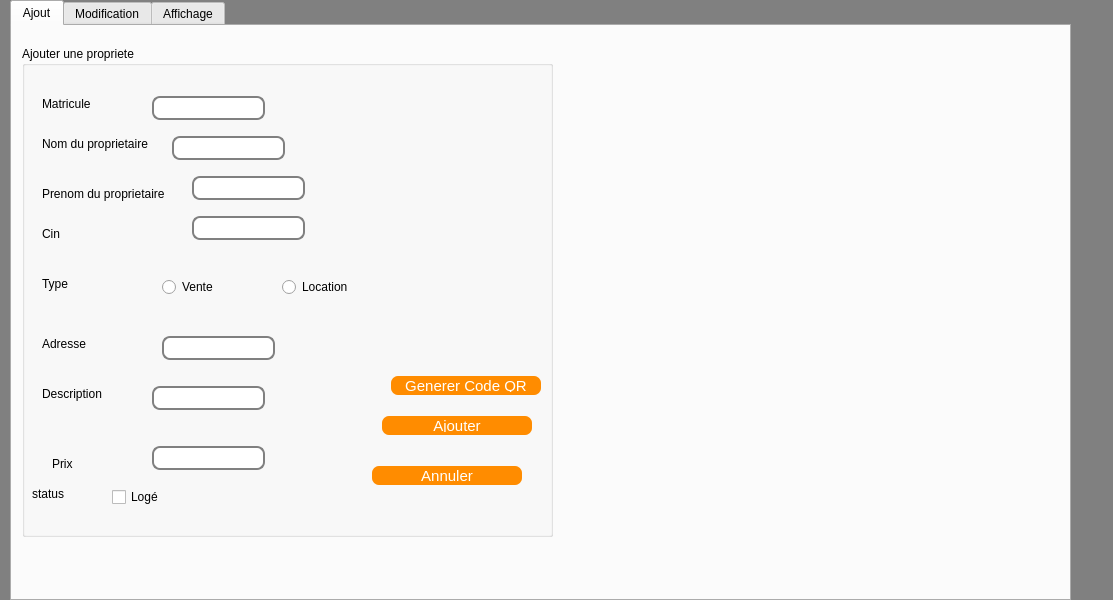
Old version of the form mainwindow.ui in the repository YoussefRais12/Agence-Immobiliere-2A5.
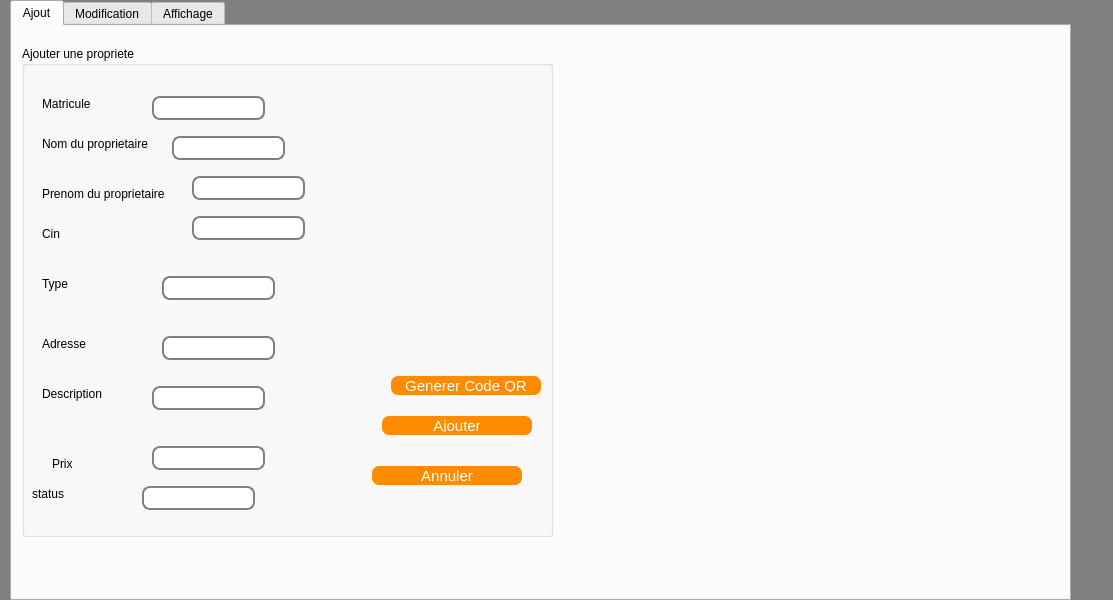
New version of the form.

Diff of the .ui file:
```diff
--- a/mainwindow.ui
+++ b/mainwindow.ui
@@ -246,32 +246,6 @@
         </rect>
        </property>
       </widget>
-      <widget class="QRadioButton" name="radioButton">
-       <property name="geometry">
-        <rect>
-         <x>140</x>
-         <y>230</y>
-         <width>99</width>
-         <height>22</height>
-        </rect>
-       </property>
-       <property name="text">
-        <string>Vente</string>
-       </property>
-      </widget>
-      <widget class="QRadioButton" name="radioButton_2">
-       <property name="geometry">
-        <rect>
-         <x>260</x>
-         <y>230</y>
-         <width>99</width>
-         <height>22</height>
-        </rect>
-       </property>
-       <property name="text">
-        <string>Location</string>
-       </property>
-      </widget>
       <widget class="QLineEdit" name="price">
        <property name="geometry">
         <rect>
@@ -282,19 +256,6 @@
         </rect>
        </property>
       </widget>
-      <widget class="QCheckBox" name="checkBox">
-       <property name="geometry">
-        <rect>
-         <x>90</x>
-         <y>440</y>
-         <width>85</width>
-         <height>22</height>
-        </rect>
-       </property>
-       <property name="text">
-        <string>Logé</string>
-       </property>
-      </widget>
       <widget class="QPushButton" name="pushButton_5">
        <property name="geometry">
         <rect>
@@ -344,6 +305,26 @@
         </rect>
        </property>
       </widget>
+      <widget class="QLineEdit" name="type">
+       <property name="geometry">
+        <rect>
+         <x>140</x>
+         <y>230</y>
+         <width>113</width>
+         <height>24</height>
+        </rect>
+       </property>
+      </widget>
+      <widget class="QLineEdit" name="status">
+       <property name="geometry">
+        <rect>
+         <x>120</x>
+         <y>440</y>
+         <width>113</width>
+         <height>24</height>
+        </rect>
+       </property>
+      </widget>
      </widget>
     </widget>
     <widget class="QWidget" name="tab_2">
```
